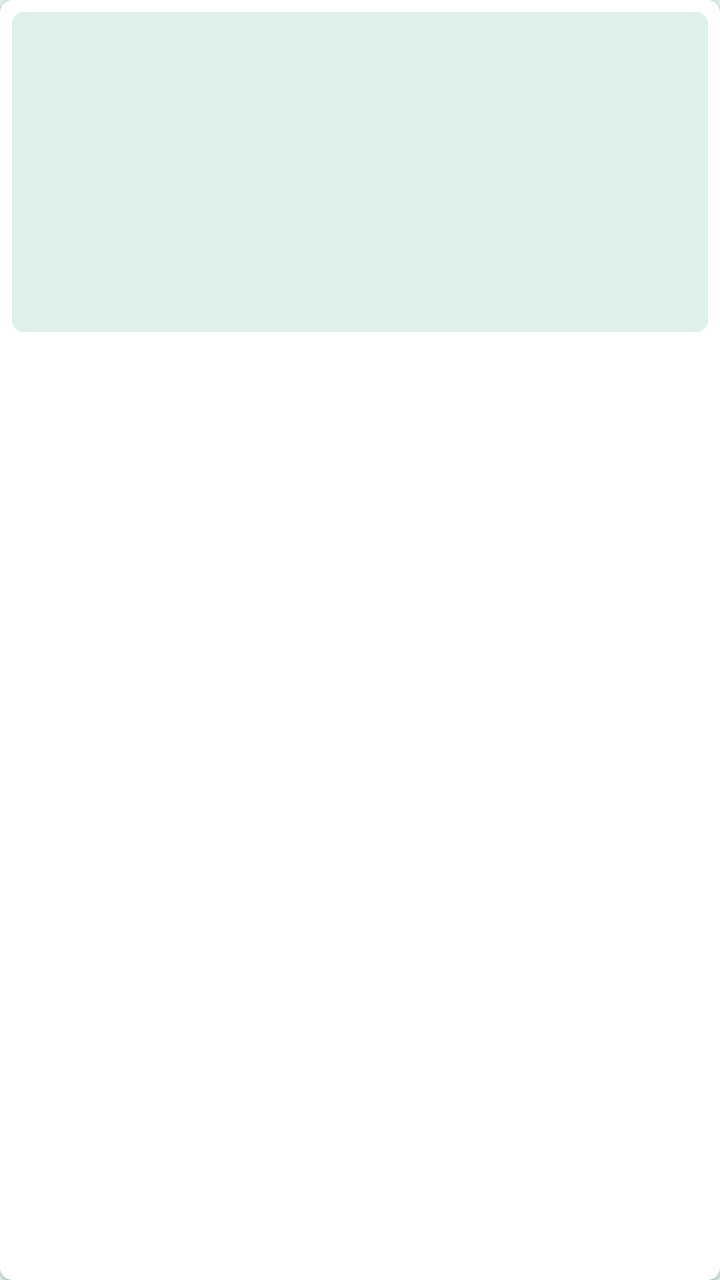
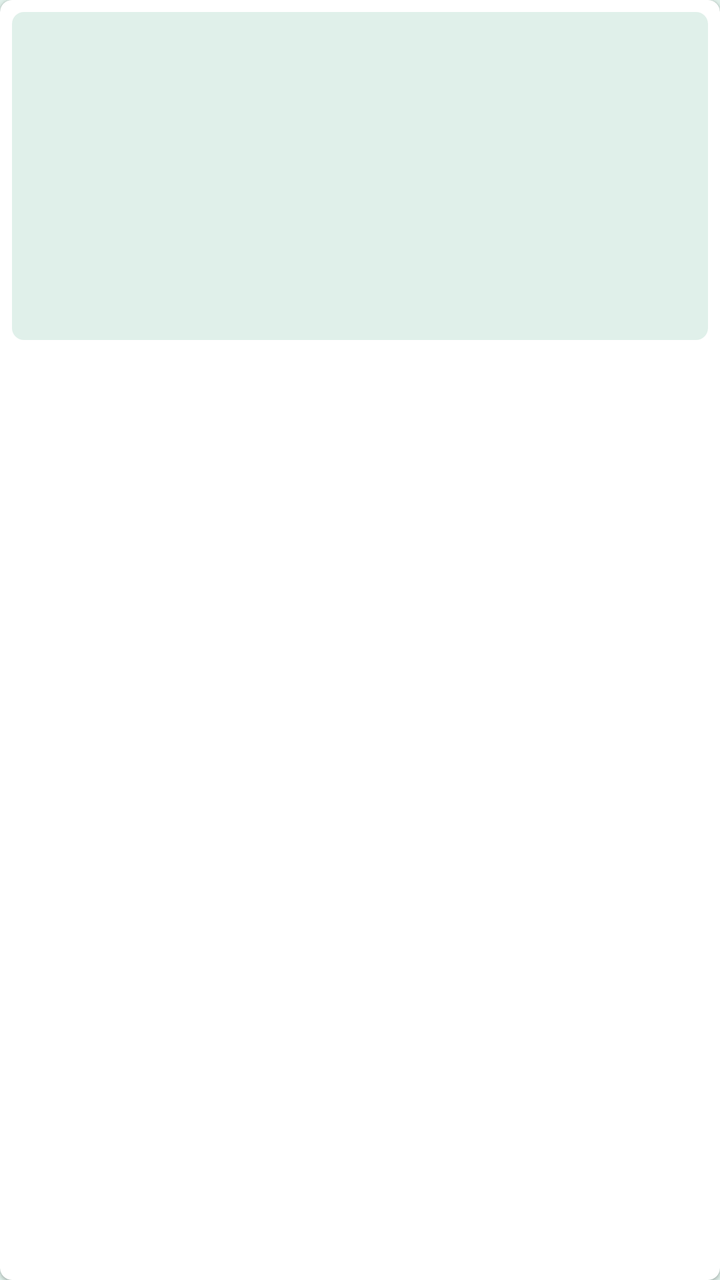

Two renders of the same Android screen: before a commit and after it. Below are the layout's source before the change and the commit's diff.
<!-- AndroidManifest.xml: application theme Theme.EpubReader -->
<!-- res/layout/item_home_book.xml -->
<?xml version="1.0" encoding="utf-8"?>
<com.google.android.material.card.MaterialCardView xmlns:android="http://schemas.android.com/apk/res/android"
    xmlns:app="http://schemas.android.com/apk/res-auto"
    android:layout_width="120dp"
    android:layout_height="240dp"
    android:layout_marginEnd="12dp"
    app:cardBackgroundColor="?attr/colorSurface"
    app:cardCornerRadius="6dp"
    app:cardElevation="1dp">

    <LinearLayout
        android:layout_width="match_parent"
        android:layout_height="wrap_content"
        android:orientation="vertical"
        android:padding="6dp">

        <FrameLayout
            android:layout_width="match_parent"
            android:layout_height="160dp">

            <ImageView
                android:id="@+id/cover"
                android:layout_width="match_parent"
                android:layout_height="match_parent"
                android:background="@drawable/cover_frame"
                android:contentDescription="@string/book_cover"
                android:scaleType="centerCrop" />

            <TextView
                android:id="@+id/progressBadge"
                android:layout_width="wrap_content"
                android:layout_height="wrap_content"
                android:layout_gravity="top|end"
                android:layout_margin="6dp"
                android:background="@drawable/badge_bg"
                android:paddingStart="6dp"
                android:paddingTop="2dp"
                android:paddingEnd="6dp"
                android:paddingBottom="2dp"
                android:textColor="@color/dark_text"
                android:textSize="10sp"
                android:textStyle="bold"
                android:visibility="gone" />

            <View
                android:id="@+id/progressTrack"
                android:layout_width="match_parent"
                android:layout_height="3dp"
                android:layout_gravity="bottom"
                android:background="@color/progress_track"
                android:visibility="gone" />

            <View
                android:id="@+id/progressFill"
                android:layout_width="match_parent"
                android:layout_height="3dp"
                android:layout_gravity="bottom|start"
                android:background="@color/progress_fill"
                android:pivotX="0"
                android:visibility="gone" />
        </FrameLayout>

        <TextView
            android:id="@+id/title"
            android:layout_width="match_parent"
            android:layout_height="16dp"
            android:layout_marginTop="8dp"
            android:ellipsize="end"
            android:maxLines="1"
            android:textColor="?android:textColorPrimary"
            android:textSize="12sp"
            android:textStyle="bold" />

        <TextView
            android:id="@+id/author"
            android:layout_width="match_parent"
            android:layout_height="15dp"
            android:layout_marginTop="2dp"
            android:ellipsize="end"
            android:maxLines="1"
            android:textColor="?android:textColorSecondary"
            android:textSize="11sp" />
    </LinearLayout>
</com.google.android.material.card.MaterialCardView>
<!-- resources referenced by this layout -->
<resources>
  <color name="dark_text">@color/palette_mint</color>
  <color name="progress_fill">@color/palette_mint</color>
  <color name="progress_track">@color/palette_slate</color>
  <!-- drawable badge_bg (drawable) -->
  <?xml version="1.0" encoding="utf-8"?>
  <shape xmlns:android="http://schemas.android.com/apk/res/android" android:shape="rectangle">
      <solid android:color="@color/palette_purple" />
      <corners android:radius="3dp" />
  </shape>
  <!-- drawable cover_frame (drawable) -->
  <?xml version="1.0" encoding="utf-8"?>
  <shape xmlns:android="http://schemas.android.com/apk/res/android" android:shape="rectangle">
      <solid android:color="@color/cover_placeholder" />
      <corners android:radius="6dp" />
  </shape>
  <string name="book_cover">Book cover</string>
  <style name="Theme.EpubReader" parent="Theme.MaterialComponents.DayNight.NoActionBar">
          <item name="android:windowBackground">@color/light_bg</item>
          
          <item name="android:statusBarColor">@color/black</item>
          <item name="android:navigationBarColor">@color/black</item>
          <item name="android:windowLightStatusBar">false</item>
          <item name="android:windowLightNavigationBar">false</item>
          <item name="android:windowTranslucentStatus">false</item>
          <item name="android:enforceStatusBarContrast" tools:targetApi="q">false</item>
          <item name="android:enforceNavigationBarContrast" tools:targetApi="q">false</item>
          <item name="android:fitsSystemWindows">true</item>
          <item name="colorPrimary">@color/accent</item>
          <item name="colorPrimaryVariant">@color/accent_dark</item>
          <item name="colorOnPrimary">@color/white</item>
          <item name="colorSecondary">@color/secondary</item>
          <item name="colorOnSecondary">@color/white</item>
          <item name="android:colorBackground">@color/light_bg</item>
          <item name="colorSurface">@color/light_surface</item>
          <item name="colorOnSurface">@color/light_text</item>
          <item name="android:textColorPrimary">@color/light_text</item>
          <item name="android:textColorSecondary">@color/light_text_muted</item>
      </style>
  <color name="palette_mint">#E0F0EA</color>
  <color name="palette_slate">#95ADBE</color>
  <color name="palette_purple">#574F7D</color>
  <color name="cover_placeholder">@color/palette_mint</color>
  <color name="light_bg">@color/palette_mint</color>
  <color name="black">#000000</color>
  <color name="accent">@color/palette_plum</color>
  <color name="accent_dark">@color/palette_purple</color>
  <color name="white">#FFFFFF</color>
  <color name="secondary">@color/palette_slate</color>
  <color name="light_surface">@color/white</color>
  <color name="light_text">@color/palette_eggplant</color>
  <color name="light_text_muted">@color/palette_purple</color>
  <color name="palette_plum">#503A65</color>
  <color name="palette_eggplant">#3C2A4D</color>
</resources>

<!-- the commit's change to res/layout/item_home_book.xml (unified diff, before → after) -->
@@ -16,7 +16,7 @@
 
         <FrameLayout
             android:layout_width="match_parent"
-            android:layout_height="160dp">
+            android:layout_height="164dp">
 
             <ImageView
                 android:id="@+id/cover"
@@ -24,7 +24,7 @@
                 android:layout_height="match_parent"
                 android:background="@drawable/cover_frame"
                 android:contentDescription="@string/book_cover"
-                android:scaleType="centerCrop" />
+                android:scaleType="fitCenter" />
 
             <TextView
                 android:id="@+id/progressBadge"
@@ -63,7 +63,7 @@
         <TextView
             android:id="@+id/title"
             android:layout_width="match_parent"
-            android:layout_height="16dp"
+            android:layout_height="18dp"
             android:layout_marginTop="8dp"
             android:ellipsize="end"
             android:maxLines="1"
@@ -74,7 +74,7 @@
         <TextView
             android:id="@+id/author"
             android:layout_width="match_parent"
-            android:layout_height="15dp"
+            android:layout_height="16dp"
             android:layout_marginTop="2dp"
             android:ellipsize="end"
             android:maxLines="1"
